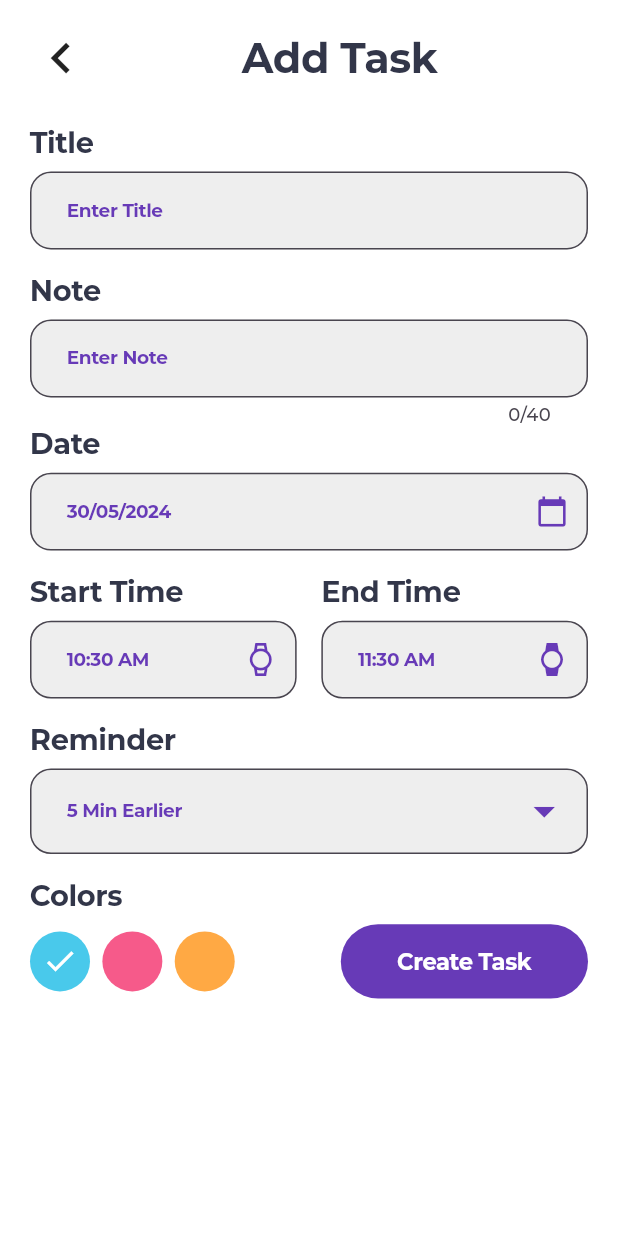
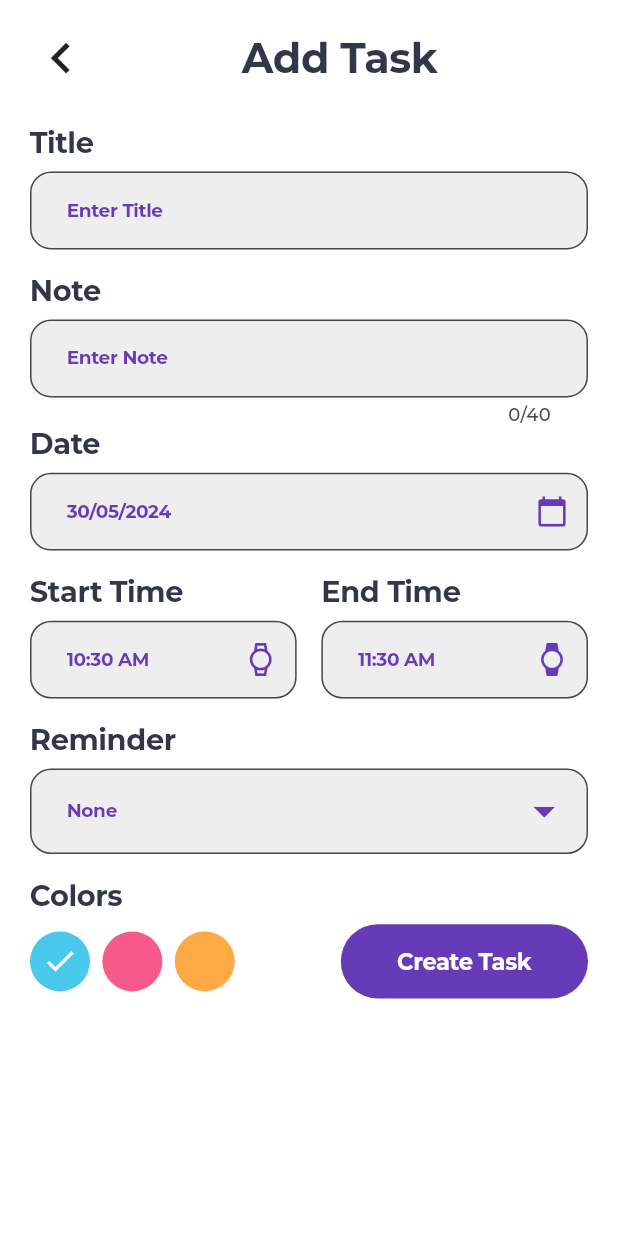
Before and after one commit to Piyush1430/reminder_app, a Flutter app: the AddTaskScreen screen opened directly, on a phone screen of 412 x 824 dp. Run offline on Flutter 3.47's test engine with Material 3 defaults, Android fonts, the phone set to English and light mode, and no system bars; our stand-ins replace animate_do, another_flushbar, awesome_notifications, bloc, cloud_firestore, connectivity_plus and 8 more; missing offline and left inert: day_night_time_picker; accounts and stored records are empty.

Commit message:
added 0 min reminder in add task section

```diff
--- a/lib/presentation/screens/addtask_screen.dart
+++ b/lib/presentation/screens/addtask_screen.dart
@@ -41,7 +41,7 @@ class _AddTaskScreenState extends State<AddTaskScreen> {
      DropdownMenuItem(
         value: 0,
         child: Text(
-          "5 Min Earlier",
+          "None",
         )),
     DropdownMenuItem(
         value: 5,
@@ -79,7 +79,7 @@ class _AddTaskScreenState extends State<AddTaskScreen> {
       hour: _starthour.hour + 1,
       minute: _starthour.minute,
     );
-    _selectedReminder = isEditMote ? widget.task!.reminder : 5;
+    _selectedReminder = isEditMote ? widget.task!.reminder : 0;
     _selectedcolor = isEditMote ? widget.task!.colorindex : 0;
   }
 
```
